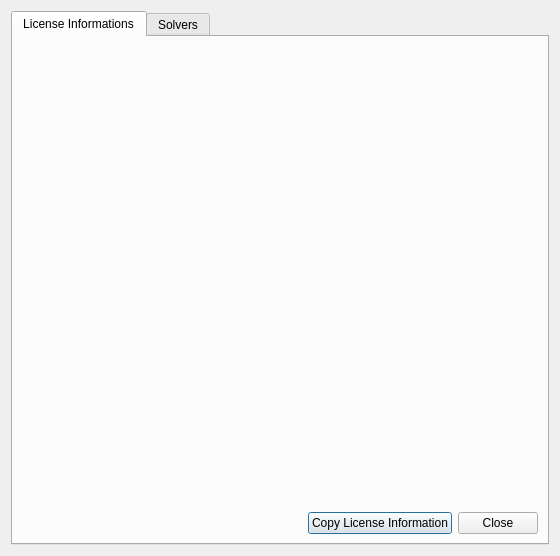
First picture: the form in src/abouthandler.ui, repository GAMS-dev/studio, before the edit.
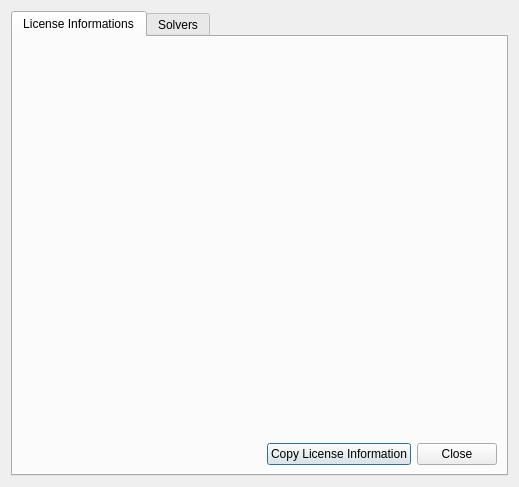
Second picture: the form after the edit.

Commit message: license information layout tweaks

The edit to the form file:
```diff
--- a/src/abouthandler.ui
+++ b/src/abouthandler.ui
@@ -6,8 +6,8 @@
    <rect>
     <x>0</x>
     <y>0</y>
-    <width>560</width>
-    <height>556</height>
+    <width>519</width>
+    <height>487</height>
    </rect>
   </property>
   <property name="windowTitle">
```
The commit also changes 1 other file.
